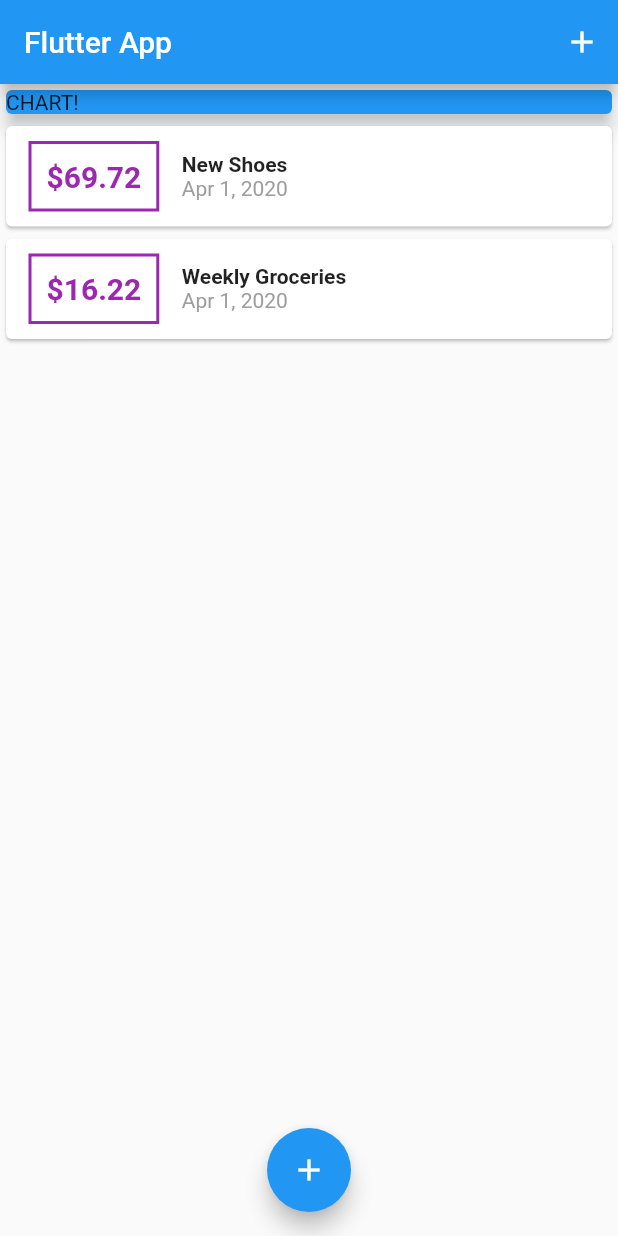
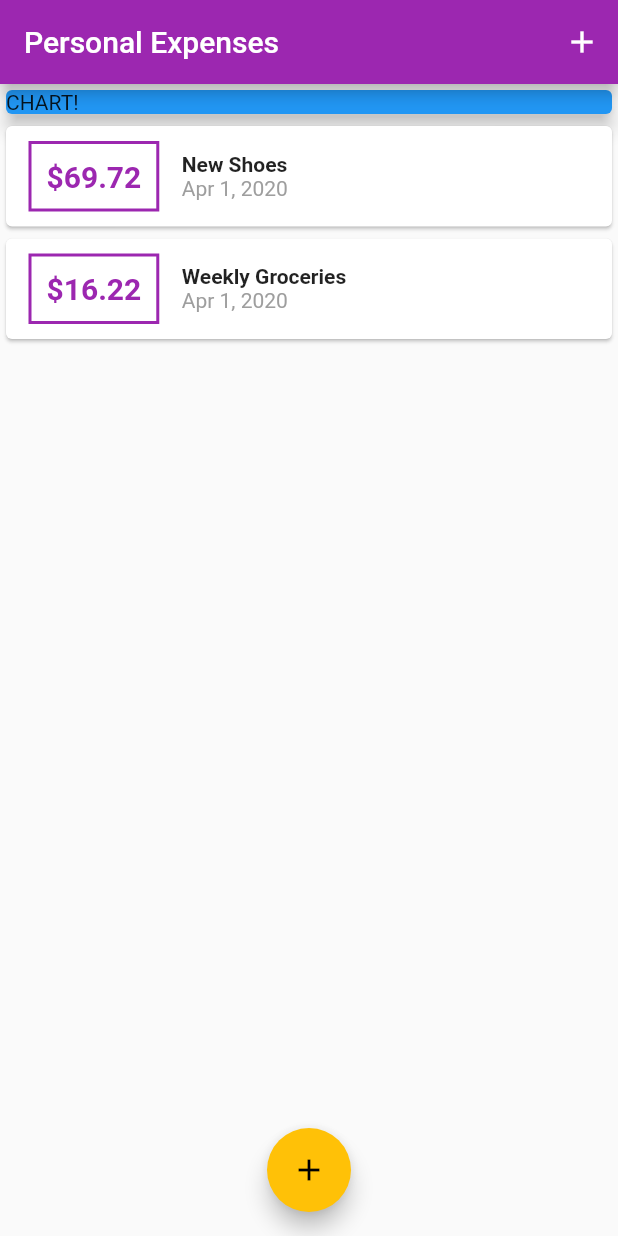
Before and after one commit to yuuttoo/flutter_expense_app, a Flutter app: the screen it shows after launch, on a phone screen of 412 x 824 dp. Run offline on Flutter 3.47's test engine with Material 2 defaults, Android fonts, the phone set to English and light mode, and no system bars.

Commit message:
change theme color

```diff
--- a/lib/main.dart
+++ b/lib/main.dart
@@ -13,7 +13,11 @@ class MyApp extends StatelessWidget {
   @override
   Widget build(BuildContext context) {
     return MaterialApp (
-      title: 'Flutter App',
+      title: 'Personal Expenses',
+      theme: ThemeData(
+        primarySwatch: Colors.purple,
+        accentColor: Colors.amber
+      ),
       home: MyHomePage(),
     );
   }
@@ -75,7 +79,7 @@ class _MyHomePageState extends State<MyHomePage> {
   Widget build(BuildContext context) {
     return Scaffold(
       appBar: AppBar (
-        title: Text('Flutter App'),
+        title: Text('Personal Expenses'),
         actions: <Widget>[
           IconButton(icon: Icon(Icons.add),
           onPressed:() => _startAddNewTransaction(context),
--- a/lib/widgets/new_transaction.dart
+++ b/lib/widgets/new_transaction.dart
@@ -26,6 +26,8 @@ class _NewTransactionState extends State<NewTransaction> {
             enteredTitle,
             enteredAmount,
      );
+
+     Navigator.of(context).pop();
   }
 
   @override
--- a/lib/widgets/transaction_list.dart
+++ b/lib/widgets/transaction_list.dart
@@ -23,7 +23,7 @@ class TransactionList extends StatelessWidget{
                      ),
                    decoration: BoxDecoration(
                      border: Border.all(
-                       color: Colors.purple,
+                       color: Theme.of(context).primaryColor,
                        width: 2,
                        ),
                       ),
@@ -32,7 +32,7 @@ class TransactionList extends StatelessWidget{
                      '\$${transactions[index].amount.toStringAsFixed(2)}',
                      style: TextStyle(fontWeight: FontWeight.bold,
                      fontSize: 20,
-                     color: Colors.purple,
+                     color: Theme.of(context).primaryColor,
                      ),
                     ),
                   ),
```
